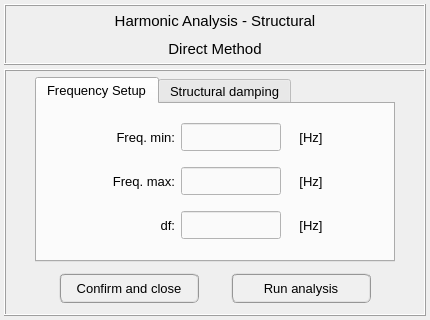
open-pulse/OpenPulse, file pulse/interface/ui_files/analysis/structural/harmonic_analysis_direct_method.ui: the form before one commit.
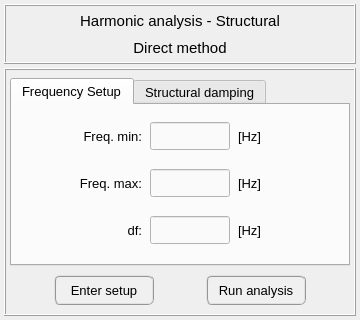
The form after the commit. Icons and pictures are not drawn.

Diff of the .ui file:
```diff
--- a/pulse/interface/ui_files/analysis/structural/harmonic_analysis_direct_method.ui
+++ b/pulse/interface/ui_files/analysis/structural/harmonic_analysis_direct_method.ui
@@ -9,7 +9,7 @@
    <rect>
     <x>0</x>
     <y>0</y>
-    <width>430</width>
+    <width>360</width>
     <height>320</height>
    </rect>
   </property>
@@ -21,13 +21,13 @@
   </property>
   <property name="minimumSize">
    <size>
-    <width>430</width>
+    <width>360</width>
     <height>320</height>
    </size>
   </property>
   <property name="maximumSize">
    <size>
-    <width>430</width>
+    <width>360</width>
     <height>327</height>
    </size>
   </property>
@@ -65,13 +65,13 @@
      <property name="minimumSize">
       <size>
        <width>300</width>
-       <height>61</height>
+       <height>60</height>
       </size>
      </property>
      <property name="maximumSize">
       <size>
        <width>430</width>
-       <height>61</height>
+       <height>60</height>
       </size>
      </property>
      <property name="frameShape">
@@ -111,7 +111,7 @@
          </font>
         </property>
         <property name="text">
-         <string>Harmonic Analysis - Structural</string>
+         <string>Harmonic analysis - Structural</string>
         </property>
         <property name="textFormat">
          <enum>Qt::AutoText</enum>
@@ -133,7 +133,7 @@
          </font>
         </property>
         <property name="text">
-         <string>Direct Method</string>
+         <string>Direct method</string>
         </property>
         <property name="textFormat">
          <enum>Qt::AutoText</enum>
@@ -155,17 +155,29 @@
       <enum>QFrame::Raised</enum>
      </property>
      <layout class="QGridLayout" name="gridLayout_9">
+      <property name="leftMargin">
+       <number>4</number>
+      </property>
       <property name="topMargin">
-       <number>6</number>
+       <number>8</number>
+      </property>
+      <property name="rightMargin">
+       <number>4</number>
       </property>
       <property name="bottomMargin">
-       <number>6</number>
+       <number>4</number>
+      </property>
+      <property name="horizontalSpacing">
+       <number>2</number>
+      </property>
+      <property name="verticalSpacing">
+       <number>4</number>
       </property>
       <item row="0" column="0">
        <widget class="QTabWidget" name="tabWidget">
         <property name="minimumSize">
          <size>
-          <width>360</width>
+          <width>0</width>
           <height>0</height>
          </size>
         </property>
@@ -193,6 +205,21 @@
           <string>Frequency Setup</string>
          </attribute>
          <layout class="QGridLayout" name="gridLayout_5">
+          <property name="leftMargin">
+           <number>4</number>
+          </property>
+          <property name="topMargin">
+           <number>4</number>
+          </property>
+          <property name="rightMargin">
+           <number>4</number>
+          </property>
+          <property name="bottomMargin">
+           <number>4</number>
+          </property>
+          <property name="horizontalSpacing">
+           <number>8</number>
+          </property>
           <item row="2" column="1">
            <widget class="QLabel" name="label_21">
             <property name="minimumSize">
@@ -203,7 +230,7 @@
             </property>
             <property name="maximumSize">
              <size>
-              <width>100</width>
+              <width>80</width>
               <height>28</height>
              </size>
             </property>
@@ -225,13 +252,13 @@
            <widget class="QLabel" name="label_26">
             <property name="minimumSize">
              <size>
-              <width>48</width>
+              <width>60</width>
               <height>28</height>
              </size>
             </property>
             <property name="maximumSize">
              <size>
-              <width>48</width>
+              <width>60</width>
               <height>28</height>
              </size>
             </property>
@@ -245,7 +272,7 @@
              <string>[Hz]</string>
             </property>
             <property name="alignment">
-             <set>Qt::AlignCenter</set>
+             <set>Qt::AlignLeading|Qt::AlignLeft|Qt::AlignVCenter</set>
             </property>
            </widget>
           </item>
@@ -253,13 +280,13 @@
            <widget class="QLineEdit" name="lineEdit_step">
             <property name="minimumSize">
              <size>
-              <width>100</width>
+              <width>80</width>
               <height>28</height>
              </size>
             </property>
             <property name="maximumSize">
              <size>
-              <width>100</width>
+              <width>80</width>
               <height>28</height>
              </size>
             </property>
@@ -273,7 +300,7 @@
             </property>
             <property name="styleSheet">
              <string notr="true">QLineEdit{color: rgb(0, 0, 0); background-color: rgb(250, 250, 250)}
-QLineEdit:disabled{color: rgb(100, 100, 100); background-color: rgb(220, 220, 220)}</string>
+QLineEdit:disabled{color: rgb(100, 100, 100); background-color: rgb(240, 240, 240)}</string>
             </property>
             <property name="alignment">
              <set>Qt::AlignCenter</set>
@@ -290,7 +317,7 @@
             </property>
             <property name="maximumSize">
              <size>
-              <width>100</width>
+              <width>80</width>
               <height>28</height>
              </size>
             </property>
@@ -325,13 +352,13 @@
            <widget class="QLineEdit" name="lineEdit_min">
             <property name="minimumSize">
              <size>
-              <width>100</width>
+              <width>80</width>
               <height>28</height>
              </size>
             </property>
             <property name="maximumSize">
              <size>
-              <width>100</width>
+              <width>80</width>
               <height>28</height>
              </size>
             </property>
@@ -345,7 +372,7 @@
             </property>
             <property name="styleSheet">
              <string notr="true">QLineEdit{color: rgb(0, 0, 0); background-color: rgb(250, 250, 250)}
-QLineEdit:disabled{color: rgb(100, 100, 100); background-color: rgb(220, 220, 220)}</string>
+QLineEdit:disabled{color: rgb(100, 100, 100); background-color: rgb(240, 240, 240)}</string>
             </property>
             <property name="alignment">
              <set>Qt::AlignCenter</set>
@@ -356,13 +383,13 @@
            <widget class="QLabel" name="label_24">
             <property name="minimumSize">
              <size>
-              <width>48</width>
+              <width>60</width>
               <height>28</height>
              </size>
             </property>
             <property name="maximumSize">
              <size>
-              <width>48</width>
+              <width>60</width>
               <height>28</height>
              </size>
             </property>
@@ -376,7 +403,7 @@
              <string>[Hz]</string>
             </property>
             <property name="alignment">
-             <set>Qt::AlignCenter</set>
+             <set>Qt::AlignLeading|Qt::AlignLeft|Qt::AlignVCenter</set>
             </property>
            </widget>
           </item>
@@ -384,13 +411,13 @@
            <widget class="QLineEdit" name="lineEdit_max">
             <property name="minimumSize">
              <size>
-              <width>100</width>
+              <width>80</width>
               <height>28</height>
              </size>
             </property>
             <property name="maximumSize">
              <size>
-              <width>100</width>
+              <width>80</width>
               <height>28</height>
              </size>
             </property>
@@ -404,7 +431,7 @@
             </property>
             <property name="styleSheet">
              <string notr="true">QLineEdit{color: rgb(0, 0, 0); background-color: rgb(250, 250, 250)}
-QLineEdit:disabled{color: rgb(100, 100, 100); background-color: rgb(220, 220, 220)}</string>
+QLineEdit:disabled{color: rgb(100, 100, 100); background-color: rgb(240, 240, 240)}</string>
             </property>
             <property name="alignment">
              <set>Qt::AlignCenter</set>
@@ -421,7 +448,7 @@
             </property>
             <property name="maximumSize">
              <size>
-              <width>100</width>
+              <width>80</width>
               <height>28</height>
              </size>
             </property>
@@ -443,13 +470,13 @@
            <widget class="QLabel" name="label_25">
             <property name="minimumSize">
              <size>
-              <width>48</width>
+              <width>60</width>
               <height>28</height>
              </size>
             </property>
             <property name="maximumSize">
              <size>
-              <width>48</width>
+              <width>60</width>
               <height>28</height>
              </size>
             </property>
@@ -463,7 +490,7 @@
              <string>[Hz]</string>
             </property>
             <property name="alignment">
-             <set>Qt::AlignCenter</set>
+             <set>Qt::AlignLeading|Qt::AlignLeft|Qt::AlignVCenter</set>
             </property>
            </widget>
           </item>
@@ -963,7 +990,7 @@
        <widget class="QFrame" name="frame">
         <property name="minimumSize">
          <size>
-          <width>360</width>
+          <width>0</width>
           <height>40</height>
          </size>
         </property>
@@ -998,17 +1025,17 @@
          <property name="verticalSpacing">
           <number>4</number>
          </property>
-         <item row="0" column="0">
-          <widget class="QPushButton" name="pushButton_confirm_close">
+         <item row="0" column="1">
+          <widget class="QPushButton" name="enter_setup_button">
            <property name="minimumSize">
             <size>
-             <width>0</width>
+             <width>100</width>
              <height>30</height>
             </size>
            </property>
            <property name="maximumSize">
             <size>
-             <width>140</width>
+             <width>100</width>
              <height>30</height>
             </size>
            </property>
@@ -1028,21 +1055,47 @@
 QPushButton:disabled{border-radius: 6px; border-color: rgb(150, 150, 150); border-style: ridge; border-width: 0px; color: rgb(150,150, 150); background-color: rgb(220, 220, 220)}</string>
            </property>
            <property name="text">
-            <string>Confirm and close</string>
+            <string>Enter setup</string>
            </property>
           </widget>
          </item>
-         <item row="0" column="1">
-          <widget class="QPushButton" name="pushButton_confirm_run_analysis">
+         <item row="0" column="0">
+          <spacer name="horizontalSpacer_5">
+           <property name="orientation">
+            <enum>Qt::Horizontal</enum>
+           </property>
+           <property name="sizeHint" stdset="0">
+            <size>
+             <width>40</width>
+             <height>20</height>
+            </size>
+           </property>
+          </spacer>
+         </item>
+         <item row="0" column="2">
+          <spacer name="horizontalSpacer_7">
+           <property name="orientation">
+            <enum>Qt::Horizontal</enum>
+           </property>
+           <property name="sizeHint" stdset="0">
+            <size>
+             <width>40</width>
+             <height>20</height>
+            </size>
+           </property>
+          </spacer>
+         </item>
+         <item row="0" column="3">
+          <widget class="QPushButton" name="run_analysis_button">
            <property name="minimumSize">
             <size>
-             <width>0</width>
+             <width>100</width>
              <height>30</height>
             </size>
            </property>
            <property name="maximumSize">
             <size>
-             <width>140</width>
+             <width>100</width>
              <height>30</height>
             </size>
            </property>
@@ -1066,6 +1119,19 @@
            </property>
           </widget>
          </item>
+         <item row="0" column="4">
+          <spacer name="horizontalSpacer_6">
+           <property name="orientation">
+            <enum>Qt::Horizontal</enum>
+           </property>
+           <property name="sizeHint" stdset="0">
+            <size>
+             <width>40</width>
+             <height>20</height>
+            </size>
+           </property>
+          </spacer>
+         </item>
         </layout>
        </widget>
       </item>
```
Left out of the diff: 44 changed lines with no effect on the pictures.
